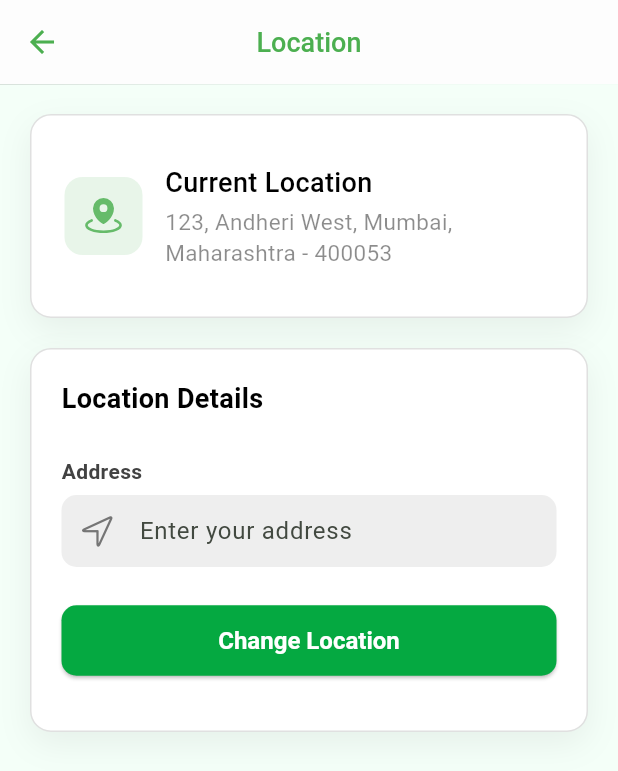
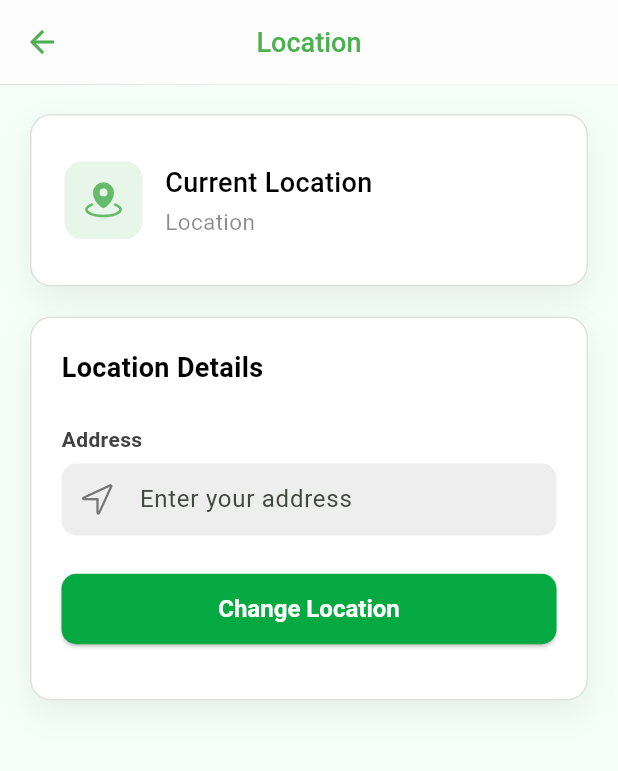
Before and after one commit to umangpatel-12/KHOJO-PUSTAK-APP, a Flutter app: the Profilescreen screen opened directly, after a tap on "Location", on a phone screen of 412 x 824 dp. Shown: the top 771 px of the screen. Run offline on Flutter 3.47's test engine with Material 3 defaults, Android fonts, the phone set to English and light mode, and no system bars; our stand-ins replace cloud_firestore, firebase_auth, firebase_core, firebase_database, flutter_feather_icons, font_awesome_flutter and 8 more; accounts and stored records are empty; network calls fail.

Commit message:
Add and show location Problems.

```diff
--- a/lib/Widgets/Screens/Profile/LocationScreen.dart
+++ b/lib/Widgets/Screens/Profile/LocationScreen.dart
@@ -1,3 +1,5 @@
+import 'package:cloud_firestore/cloud_firestore.dart';
+import 'package:firebase_auth/firebase_auth.dart';
 import 'package:flutter/cupertino.dart';
 import 'package:flutter/material.dart';
 import 'package:font_awesome_flutter/font_awesome_flutter.dart';
@@ -14,9 +16,42 @@ class LocationScreen extends StatefulWidget {
 
 class _LocationScreenState extends State<LocationScreen> {
   final _formKey = GlobalKey<FormState>();
+  final _address = TextEditingController();
+
   static const Color primaryGreen = Color(0xFF05A941);
   bool _loading = false;
 
+  @override
+  void initState() {
+    // TODO: implement initState
+    super.initState();
+    _showAddData();
+  }
+
+  Future<void> _showAddData() async{
+    final user = FirebaseAuth.instance.currentUser;
+    if(user != null) {
+      final addressDoc = await FirebaseFirestore.instance
+          .collection("users")
+          .doc(user.uid)
+          .collection("location")
+          .doc(user.uid)
+          .get();
+
+      if (addressDoc.exists) {
+        final addressData = addressDoc.data()!;
+        setState(() {
+          _address.text = addressData['address'] ?? '';
+        });
+      }
+      else
+        {
+          setState(() {
+            _address.text = '';
+          });
+        }
+    }
+  }
 
   InputDecoration _buildDecoration(String hint, IconData icon) {
     return InputDecoration(
@@ -108,7 +143,7 @@ class _LocationScreenState extends State<LocationScreen> {
                                 SizedBox(height: 2,),
 
                                 Text(
-                                  "123, Andheri West, Mumbai, Maharashtra - 400053",
+                                  _address.text.isEmpty ? "Location" : _address.text,
                                   style: TextStyle(
                                     fontSize: 15,
                                     fontWeight: FontWeight.w400,
--- a/lib/Widgets/Screens/Profile/ProfileScreen.dart
+++ b/lib/Widgets/Screens/Profile/ProfileScreen.dart
@@ -1,17 +1,18 @@
 import 'dart:io';
 
+import 'package:cloud_firestore/cloud_firestore.dart';
 import 'package:firebase_auth/firebase_auth.dart';
 import 'package:flutter/cupertino.dart';
 import 'package:flutter/material.dart';
 import 'package:font_awesome_flutter/font_awesome_flutter.dart';
 import 'package:iconsax_flutter/iconsax_flutter.dart';
-import 'package:image_picker/image_picker.dart';
 import 'package:khojpustak/Widgets/Authentication/LoginScreen.dart';
 import 'package:khojpustak/Widgets/ForgotPassword/ForgotPasswordScreen.dart';
 import 'package:khojpustak/Widgets/Screens/Profile/EditProfileScreen.dart';
 import 'package:khojpustak/Widgets/Screens/Profile/LocationScreen.dart';
 import 'package:phosphor_flutter/phosphor_flutter.dart';
 
+import '../Widgets/ButtonLayout.dart';
 import '../Widgets/ProfileCard.dart';
 
 class Profilescreen extends StatefulWidget {
@@ -23,6 +24,14 @@ class Profilescreen extends StatefulWidget {
 
 class _ProfilescreenState extends State<Profilescreen> {
   String? profilePic;
+  final _fullName = TextEditingController();
+  final _address = TextEditingController();
+
+  @override
+  void initState() {
+    super.initState();
+    _showdata(); // Load user data on screen open
+  }
 
   Future<void> _Logout() async {
     await FirebaseAuth.instance.signOut();
@@ -30,35 +39,71 @@ class _ProfilescreenState extends State<Profilescreen> {
     ScaffoldMessenger.of(context).showSnackBar(
       const SnackBar(content: Text("Logout Successfully Completed ✅")),
     );
-    Navigator.pushReplacement(context, _createRoute(LoginScreen()));
+    Navigator.pushReplacement(context, createRoute(LoginScreen()));
+  }
+
+  Future<void> _showdata() async {
+    final user = FirebaseAuth.instance.currentUser;
+    if (user != null) {
+      final doc = await FirebaseFirestore.instance
+          .collection('users')
+          .doc(user.uid)
+          .get();
+      if (doc.exists) {
+        final data = doc.data()!;
+        setState(() {
+          profilePic = data['profilePic'] ?? '';
+          _fullName.text = data['fullName'] ?? '';
+          _address.text = data['location'] ?? '';
+        });
+      }
+
+      final addressDoc = await FirebaseFirestore.instance
+          .collection("users")
+          .doc(user.uid)
+          .collection("location")
+          .doc(user.uid)
+          .get();
+
+      if (addressDoc.exists) {
+        final addressData  = addressDoc.data()!;
+        setState(() {
+          _address.text = addressData['address'] ?? '';
+        });
+      }
+      else{
+        setState(() {
+          _address.text = '';
+        });
+      }
+    }
   }
 
   @override
   Widget build(BuildContext context) {
     return Scaffold(
-      // backgroundColor: Colors.white60,
       appBar: AppBar(
         backgroundColor: Colors.white,
         shadowColor: Colors.black,
         elevation: 0.2,
         centerTitle: true,
-        iconTheme: IconThemeData(color: Colors.green,size: 22),
-        title: Text(
+        iconTheme: const IconThemeData(color: Colors.green, size: 22),
+        title: const Text(
           "Profile",
           style: TextStyle(
             fontSize: 18,
             color: Colors.green,
-              fontWeight: FontWeight.w500
+            fontWeight: FontWeight.w500,
           ),
         ),
       ),
-
       body: SingleChildScrollView(
         padding: const EdgeInsets.all(16),
-        child: SizedBox(
         child: Column(
           children: [
+            // Profile Card
             Container(
+              width: double.infinity,
               decoration: BoxDecoration(
                 color: Colors.white,
                 borderRadius: BorderRadius.circular(10),
@@ -72,75 +117,83 @@ class _ProfilescreenState extends State<Profilescreen> {
               ),
               child: Padding(
                 padding: const EdgeInsets.all(10.0),
-                  child: Row(
+                child:
+                Row(
                   children: [
-                      GestureDetector(
-                        onTap: () async {
-                          final XFile? picimage = await ImagePicker()
-                              .pickImage(
-                              source: ImageSource.gallery, imageQuality: 60,
-                          );
-                          if(picimage != null){
-                            setState(() {
-                              profilePic = picimage.path;
-                            });
-                          }
-                          print("Profile Pic");
-                        },
-                        child: Container(
-                          child: profilePic == null ?
+                    // Profile Image
                     CircleAvatar(
                       radius: 35,
                       backgroundColor: Colors.black26,
-                            child: Image.asset(
+                      backgroundImage: (profilePic != null && profilePic!.isNotEmpty)
+                          ? NetworkImage(profilePic!)
+                          : null,
+                      child: (profilePic == null || profilePic!.isEmpty)
+                          ? Image.asset(
                         "assets/images/user_pic.png",
                         fit: BoxFit.cover,
+                      )
+                          : null,
                     ),
-                          )
-                              :
-                          CircleAvatar(
-                            radius: 35,
-                            backgroundColor: Colors.black26,
-                            backgroundImage: FileImage(File(profilePic!)),
-                          ),
+
+                    const SizedBox(width: 12),
+
+                    // ✅ Wrap Column inside Expanded
+                    Expanded(
+                      child: Column(
+                        crossAxisAlignment: CrossAxisAlignment.start,
+                        children: [
+                          // Name
+                          Text(
+                            (_fullName.text.length > 11)
+                                ? "${_fullName.text.substring(0, 11)}..."
+                                : _fullName.text,
+                            style: const TextStyle(
+                              fontSize: 16,
+                              fontWeight: FontWeight.bold,
                             ),
                           ),
 
-                      const SizedBox(width: 12),
-                      Column(
-                        crossAxisAlignment: CrossAxisAlignment.start,
-                        children: const [
-                          Text("Rahul Sharma", style: TextStyle(fontSize: 18, fontWeight: FontWeight.bold)),
-                          SizedBox(height: 4),
-                          // Row(
-                          //   children: [
-                          //     Icon(Icons.star, color: Colors.amber, size: 18),
-                          //     SizedBox(width: 4),
-                          //     Text("4.8 (127 reviews)", style: TextStyle(fontSize: 14, color: Colors.black54)),
-                          //   ],
-                          // ),
-                          SizedBox(height: 4),
-                          Text("Mumbai, Maharashtra", style: TextStyle(fontSize: 14, color: Colors.black54)),
+                          const SizedBox(height: 4),
+
+                          // Address
+                          Text(
+                            _address.text.isEmpty ? "Location" : _address.text,
+                            softWrap: true,
+                            overflow: TextOverflow.ellipsis,
+                            style: const TextStyle(
+                              fontSize: 14,
+                              color: Colors.black54,
+                            ),
+                          ),
                         ],
                       ),
-                      const Spacer(),
+                    ),
+
+                    const SizedBox(width: 8),
+
+                    // Edit Button
                     OutlinedButton.icon(
-                          onPressed: (){},
-                          icon: const Icon(FontAwesomeIcons.edit, size: 14, color: Colors.green,),
-                          label: Text(
+                      onPressed: () {
+                        Navigator.push(context, createRoute(EditProfileScreen()));
+                      },
+                      icon: const Icon(
+                        FontAwesomeIcons.edit,
+                        size: 14,
+                        color: Colors.green,
+                      ),
+                      label: const Text(
                         "Edit",
                         style: TextStyle(
                           color: Colors.green,
                           fontWeight: FontWeight.w500,
-                              fontSize: 14
+                          fontSize: 14,
                         ),
                       ),
                       style: OutlinedButton.styleFrom(
-                          side: BorderSide(color: Colors.green, width: 1.5),
-                          padding: EdgeInsets.all(10),
+                        side: const BorderSide(color: Colors.green, width: 1.5),
+                        padding: const EdgeInsets.all(10),
                         shape: RoundedRectangleBorder(
                           borderRadius: BorderRadius.circular(10),
-                            side: BorderSide(color: Colors.green, width: 1.5),
                         ),
                       ),
                     ),
@@ -149,11 +202,9 @@ class _ProfilescreenState extends State<Profilescreen> {
               ),
             ),
 
-
             const SizedBox(height: 16),
 
-              SizedBox(height: 16,),
-
+            // My Activity
             Container(
               width: double.infinity,
               decoration: BoxDecoration(
@@ -172,20 +223,18 @@ class _ProfilescreenState extends State<Profilescreen> {
                 child: Column(
                   crossAxisAlignment: CrossAxisAlignment.stretch,
                   children: [
-                      SizedBox(height: 8,),
-                      Text(
+                    const SizedBox(height: 8),
+                    const Text(
                       "     My Activity",
                       textAlign: TextAlign.start,
                       style: TextStyle(
                           fontSize: 18,
                           fontWeight: FontWeight.w500,
-                          color: Colors.black45
+                          color: Colors.black45),
                     ),
-                      ),
-
                     ListView(
                       shrinkWrap: true,
-                        physics: NeverScrollableScrollPhysics(),
+                      physics: const NeverScrollableScrollPhysics(),
                       children: [
                         ActivityTile(
                           icon: Icons.shopping_bag_outlined,
@@ -193,7 +242,6 @@ class _ProfilescreenState extends State<Profilescreen> {
                           subtitle: "Track your purchases",
                           count: 3,
                           onTap: () {
-                              // Action for My Orders
                             print("My Orders tapped");
                           },
                         ),
@@ -215,14 +263,14 @@ class _ProfilescreenState extends State<Profilescreen> {
                             print("Wishlist tapped");
                           },
                         ),
-                          ActivityTile(
-                            icon: Icons.history,
-                            title: "Transaction History",
-                            subtitle: "All your transactions",
-                            onTap: () {
-                              print("Transaction History tapped");
-                            },
-                          ),
+                        // ActivityTile(
+                        //   icon: Icons.history,
+                        //   title: "Transaction History",
+                        //   subtitle: "All your transactions",
+                        //   onTap: () {
+                        //     print("Transaction History tapped");
+                        //   },
+                        // ),
                       ],
                     ),
                   ],
@@ -230,8 +278,9 @@ class _ProfilescreenState extends State<Profilescreen> {
               ),
             ),
 
-              SizedBox(height: 16,),
+            const SizedBox(height: 16),
 
+            // Account
             Container(
               decoration: BoxDecoration(
                 color: Colors.white,
@@ -247,38 +296,35 @@ class _ProfilescreenState extends State<Profilescreen> {
               child: Column(
                 crossAxisAlignment: CrossAxisAlignment.stretch,
                 children: [
-                      SizedBox(height: 8,),
-                      Text(
+                  const SizedBox(height: 8),
+                  const Text(
                     "     Account",
                     textAlign: TextAlign.start,
                     style: TextStyle(
                         fontSize: 18,
                         fontWeight: FontWeight.w500,
-                            color: Colors.black45
+                        color: Colors.black45),
                   ),
-                      ),
-
                   ListView(
                     shrinkWrap: true,
-                        physics: NeverScrollableScrollPhysics(),
+                    physics: const NeverScrollableScrollPhysics(),
                     children: [
                       ActivityTile(
                         icon: CupertinoIcons.person,
                         title: "Personal Information",
                         subtitle: "Update your details",
                         onTap: () {
-                              // Action for My Orders
-                              Navigator.push(context, _createRoute(EditProfileScreen()));
-                              print("Personal Information tapped");
+                          Navigator.push(
+                              context, createRoute(EditProfileScreen()));
                         },
                       ),
                       ActivityTile(
                         icon: CupertinoIcons.location,
                         title: "Location",
-                            subtitle: "Updates your location's",
+                        subtitle: "Update your location",
                         onTap: () {
-                              Navigator.push(context, _createRoute(LocationScreen()));
-                              // print("Location tapped");
+                          Navigator.push(
+                              context, createRoute(LocationScreen()));
                         },
                       ),
                       ActivityTile(
@@ -286,8 +332,8 @@ class _ProfilescreenState extends State<Profilescreen> {
                         title: "Forgot password",
                         subtitle: "Change or reset your password",
                         onTap: () {
-                              Navigator.push(context, _createRoute(ForgotPasswordScreen()));
-                              print("Location tapped");
+                          Navigator.push(
+                              context, createRoute(ForgotPasswordScreen()));
                         },
                       ),
                     ],
@@ -296,8 +342,9 @@ class _ProfilescreenState extends State<Profilescreen> {
               ),
             ),
 
-              SizedBox(height: 16,),
+            const SizedBox(height: 16),
 
+            // Logout
             Container(
               decoration: BoxDecoration(
                 color: Colors.white,
@@ -310,12 +357,9 @@ class _ProfilescreenState extends State<Profilescreen> {
                   )
                 ],
               ),
-                child: Column(
-                  crossAxisAlignment: CrossAxisAlignment.stretch,
-                  children: [
-                    ListView(
+              child: ListView(
                 shrinkWrap: true,
-                      physics: NeverScrollableScrollPhysics(),
+                physics: const NeverScrollableScrollPhysics(),
                 children: [
                   ActivityTile(
                     icon: Iconsax.logout_1,
@@ -323,43 +367,17 @@ class _ProfilescreenState extends State<Profilescreen> {
                     title: "Logout",
                     subtitle: "Sign out of your account",
                     onTap: () {
-                            // Action for My Orders
                       _Logout();
-                            print("Personal Information tapped");
                     },
-                        ),
-                      ],
                   ),
                 ],
               ),
             ),
 
-              SizedBox(height: 80,)
+            const SizedBox(height: 80),
           ],
-          ),
         ),
       ),
     );
   }
 }
-
-
-Route _createRoute(Widget page) {
-  return PageRouteBuilder(
-    pageBuilder: (context, animation, secondaryAnimation) => page,
-    transitionsBuilder: (context, animation, secondaryAnimation, child) {
-      // Slide from right
-      const begin = Offset(1.0, 0.0);
-      const end = Offset.zero;
-      const curve = Curves.ease;
-
-      var tween = Tween(begin: begin, end: end).chain(CurveTween(curve: curve));
-      var offsetAnimation = animation.drive(tween);
-
-      return SlideTransition(
-        position: offsetAnimation,
-        child: child,
-      );
-    },
-  );
-}
--- a/lib/Widgets/Screens/import.dart
+++ /dev/null
@@ -1 +0,0 @@
-// TODO Implement this library.
--- a/pubspec.yaml
+++ b/pubspec.yaml
@@ -53,8 +53,11 @@ dependencies:
   google_sign_in: ^6.3.0
   flutter_facebook_auth: ^7.1.2
   firebase_database: ^12.0.2
+#  Get Location
   geolocator: ^14.0.2
+  geocoding: ^4.0.0
   permission_handler: ^12.0.1
+#  Image
   image_picker: ^1.2.0
   path: ^1.9.1
 
```
Also changed, not shown: lib/Widgets/Authentication/LoginScreen.dart (+5 -26 lines), lib/Widgets/Authentication/RegistrationScreen.dart (+29 -24 lines), lib/Widgets/BottomNavigationBar/BottomNavBar.dart (+51 -8 lines), lib/Widgets/Screens/Profile/EditProfileScreen.dart (+25 -18 lines), pubspec.lock. Lines whose indentation alone changed are shown as unchanged.
